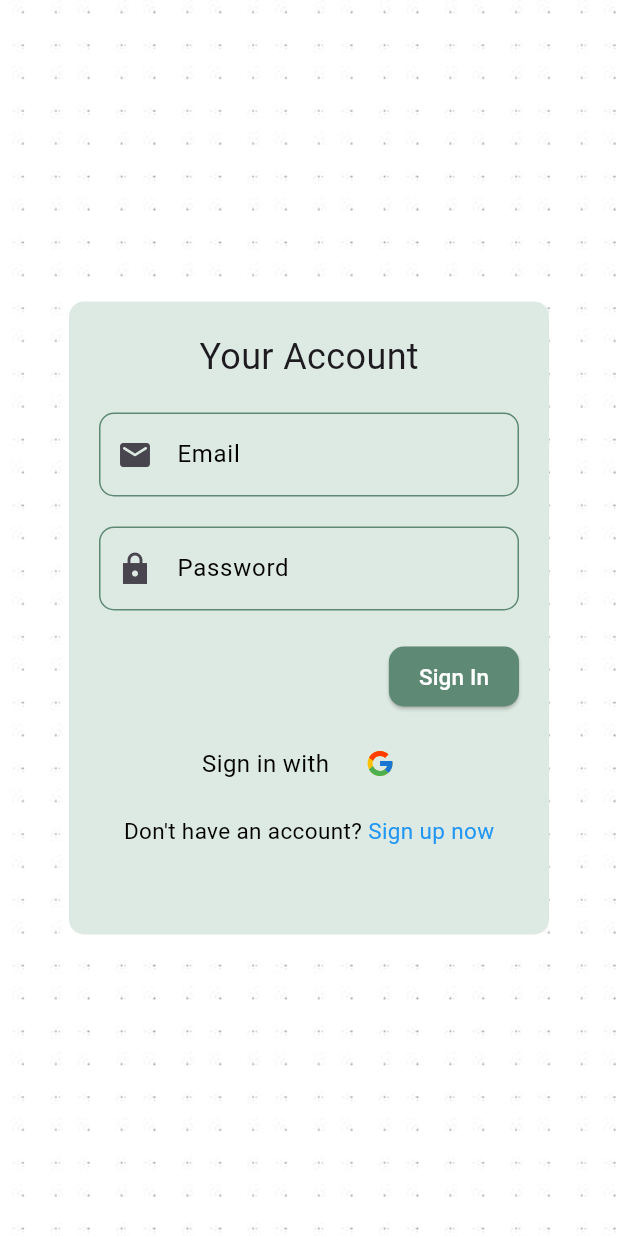
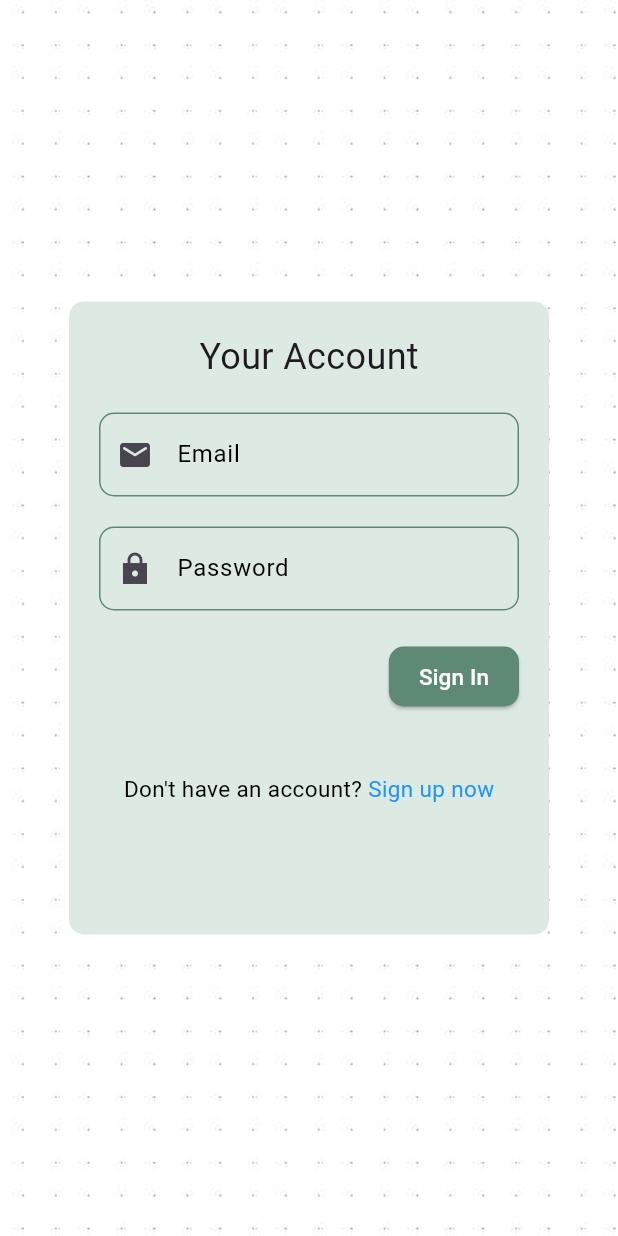
Before and after one commit to k47tan/Palala_App, a Flutter app: the screen it shows after launch, on a phone screen of 412 x 824 dp. Run offline on Flutter 3.47's test engine with Material 3 defaults, Android fonts, the phone set to English and light mode, and no system bars; our stand-ins replace cloud_firestore, firebase_auth, firebase_core, firebase_storage, flutter_dotenv, geolocator and 2 more; accounts and stored records are empty.

Commit message:
💅 style:  styles for Chat View, Add Place View, List Admin View, Sign In View

```diff
--- a/lib/views/admin/list_admin.dart
+++ b/lib/views/admin/list_admin.dart
@@ -58,7 +58,7 @@ class AdminHomeView extends StatelessWidget {
                                 place.name.toString(),
                                 style: TextStyle(fontWeight: FontWeight.bold),
                               ),
-                              subtitle: Text(place.description.toString()),
+                              // subtitle: Text(place.description.toString()),
                               trailing: IconButton(
                                 icon: Icon(Icons.delete),
                                 onPressed: () {
@@ -82,6 +82,10 @@ class AdminHomeView extends StatelessWidget {
                         // Pindah ke halaman tambah
                         Get.offNamed('/admin-add');
                       },
+                      style: ElevatedButton.styleFrom(
+                        backgroundColor: Color(0xFF5E8A75),
+                        foregroundColor: Colors.white,
+                      ),
                       child: Text('Add'),
                     ),
                   ),
--- a/lib/views/view_sign_in.dart
+++ b/lib/views/view_sign_in.dart
@@ -1,5 +1,4 @@
 import 'package:flutter/material.dart';
-import 'package:flutter_svg/flutter_svg.dart';
 import 'package:get/get.dart';
 import 'package:palala/viewmodels/viewmodels_auth.dart';
 
@@ -61,6 +60,7 @@ class SignInView extends StatelessWidget {
                 const SizedBox(height: 20),
                 TextFormField(
                   controller: authUser.passwordController,
+                  obscureText: true,
                   decoration: InputDecoration(
                     labelText: 'Password',
                     labelStyle: const TextStyle(color: Colors.black),
@@ -106,26 +106,26 @@ class SignInView extends StatelessWidget {
                     ),
                   ],
                 ),
-                const SizedBox(height: 10),
-                Row(
-                  mainAxisAlignment: MainAxisAlignment.center,
-                  children: [
-                    const Text(
-                      'Sign in with',
-                      style: TextStyle(fontSize: 16, color: Colors.black),
-                    ),
-                    const SizedBox(width: 10),
-                    IconButton(
-                      onPressed: () {},
-                      icon: SvgPicture.asset(
-                        'assets/svg/icon-google.svg',
-                        width: 20,
-                        height: 20,
-                      ),
-                    ),
-                  ],
-                ),
-                const SizedBox(height: 10),
+                // const SizedBox(height: 10),
+                // Row(
+                //   mainAxisAlignment: MainAxisAlignment.center,
+                //   children: [
+                //     const Text(
+                //       'Sign in with',
+                //       style: TextStyle(fontSize: 16, color: Colors.black),
+                //     ),
+                //     const SizedBox(width: 10),
+                //     IconButton(
+                //       onPressed: () {},
+                //       icon: SvgPicture.asset(
+                //         'assets/svg/icon-google.svg',
+                //         width: 20,
+                //         height: 20,
+                //       ),
+                //     ),
+                //   ],
+                // ),
+                const SizedBox(height: 40),
                 Row(
                   mainAxisAlignment: MainAxisAlignment.center,
                   children: [
```
Also changed, not shown: lib/views/admin/add_place_admin.dart (+8 -0 lines), lib/views/view_chat.dart (+37 -5 lines).
